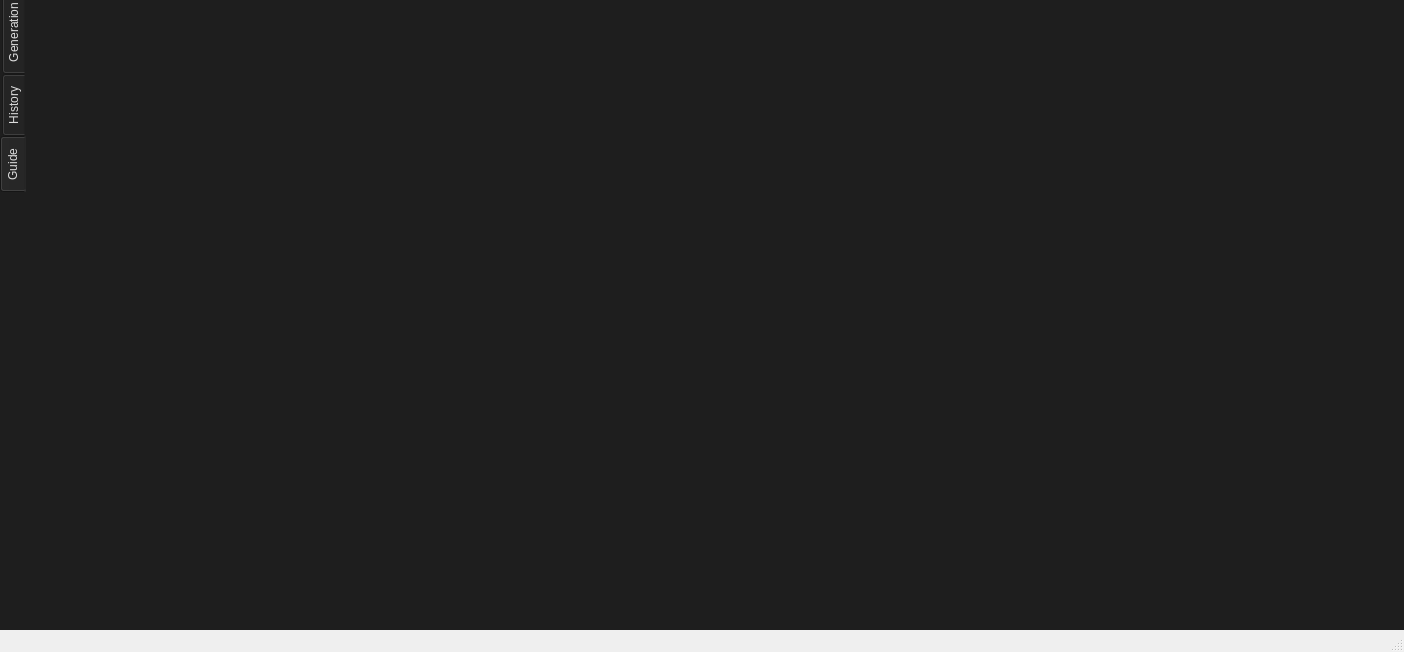
Qt form mainwindow.ui (varietytas/AI_app_Qt) before a commit.
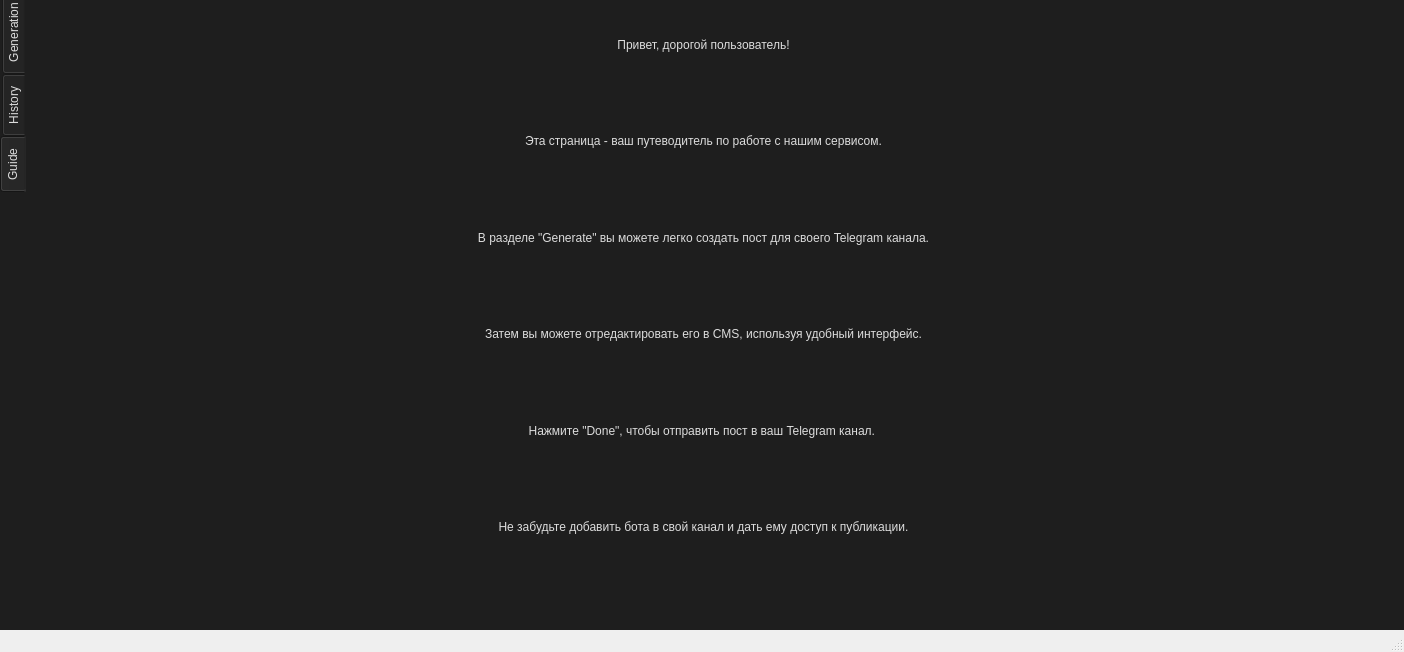
The same form after that commit. The open tabs and pages were chosen to show the change. Icons and pictures are not drawn.

```diff
--- a/mainwindow.ui
+++ b/mainwindow.ui
@@ -264,6 +264,69 @@
      <attribute name="title">
       <string>Guide</string>
      </attribute>
+     <layout class="QVBoxLayout" name="verticalLayout">
+  <item>
+   <widget class="QLabel" name="label555">
+    <property name="text">
+     <string>Привет, дорогой пользователь!</string>
+    </property>
+    <property name="alignment">
+     <set>Qt::AlignCenter</set>
+    </property>
+   </widget>
+  </item>
+  <item>
+   <widget class="QLabel" name="label_2555">
+    <property name="text">
+     <string>Эта страница - ваш путеводитель по работе с нашим сервисом.</string>
+    </property>
+    <property name="alignment">
+     <set>Qt::AlignCenter</set>
+    </property>
+   </widget>
+  </item>
+  <item>
+   <widget class="QLabel" name="label_3555">
+    <property name="text">
+     <string>В разделе "Generate" вы можете легко создать пост для своего Telegram канала.</string>
+    </property>
+    <property name="alignment">
+     <set>Qt::AlignCenter</set>
+    </property>
+   </widget>
+  </item>
+  <item>
+   <widget class="QLabel" name="label_4555">
+    <property name="text">
+     <string>Затем вы можете отредактировать его в CMS, используя удобный интерфейс.</string>
+    </property>
+    <property name="alignment">
+     <set>Qt::AlignCenter</set>
+    </property>
+   </widget>
+  </item>
+  <item>
+   <widget class="QLabel" name="label_5555">
+    <property name="text">
+     <string>Нажмите "Done", чтобы отправить пост в ваш Telegram канал. </string>
+    </property>
+    <property name="alignment">
+     <set>Qt::AlignCenter</set>
+    </property>
+   </widget>
+  </item>
+  <item>
+   <widget class="QLabel" name="label_6555">
+    <property name="text">
+     <string>Не забудьте добавить бота в свой канал и дать ему доступ к публикации.</string>
+    </property>
+    <property name="alignment">
+     <set>Qt::AlignCenter</set>
+    </property>
+   </widget>
+  </item>
+ </layout>
+
     </widget>
    </widget>
   </widget>
```
Left out of the diff: 3 changed lines with no effect on the pictures.
